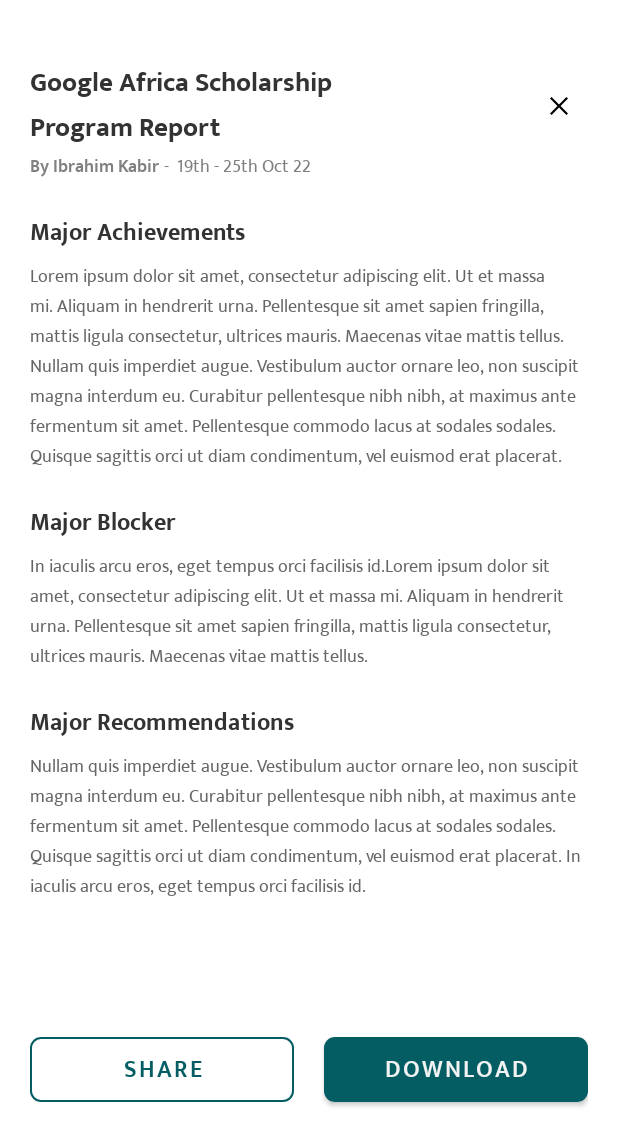
After one commit to marawanxmamdouh/alc-MMSystem-admin, an Android app: the ReportDetailsFragment screen opened through its navigation route, on a phone screen of 412 x 824 dp. The commit adds this screen. Shown: the top 1146 px of the screen. Run offline under Robolectric (Android 15) with nearby library versions, the phone set to English and light mode, and no system bars; our stand-ins replace data binding, navigation-ui.

Commit message:
implement Admin MM Report Details Screen #27

```diff
--- a/app/src/main/java/com/peculiaruc/alc_mmsystem_admin/ui/home/HomeFragment.kt
+++ b/app/src/main/java/com/peculiaruc/alc_mmsystem_admin/ui/home/HomeFragment.kt
@@ -3,6 +3,7 @@ package com.peculiaruc.alc_mmsystem_admin.ui.home
 import android.os.Bundle
 import android.view.View
 import androidx.fragment.app.viewModels
+import androidx.navigation.fragment.findNavController
 import com.peculiaruc.alc_mmsystem_admin.R
 import com.peculiaruc.alc_mmsystem_admin.databinding.FragmentHomeBinding
 import com.peculiaruc.alc_mmsystem_admin.ui.base.BaseFragment
@@ -21,6 +22,11 @@ class HomeFragment : BaseFragment<FragmentHomeBinding>() {
         binding.buttonTest.setOnClickListener {
             (requireActivity() as MainActivity).openDrawer()
         }
+
+        // for test report Details..
+        binding.buttonReportDetails.setOnClickListener {
+            findNavController().navigate(HomeFragmentDirections.actionHomeFragmentToReportDetailsFragment())
+        }
     }
 
 
--- /dev/null
+++ b/app/src/main/java/com/peculiaruc/alc_mmsystem_admin/ui/mentorManagerProfile/report/ReportDetailsFragment.kt
@@ -0,0 +1,40 @@
+package com.peculiaruc.alc_mmsystem_admin.ui.mentorManagerProfile.report
+
+import android.os.Bundle
+import android.view.View
+import android.widget.Toast
+import androidx.fragment.app.viewModels
+import androidx.navigation.fragment.findNavController
+import com.peculiaruc.alc_mmsystem_admin.R
+import com.peculiaruc.alc_mmsystem_admin.databinding.FragmentTaskDetailsBinding
+import com.peculiaruc.alc_mmsystem_admin.ui.base.BaseFragment
+import com.peculiaruc.alc_mmsystem_admin.utilities.event.EventObserve
+
+
+class ReportDetailsFragment : BaseFragment<FragmentTaskDetailsBinding>() {
+
+    override val layoutIdFragment: Int = R.layout.fragment_report_details
+    override val viewModel: ReportDetailsViewModel by viewModels()
+
+    override fun onViewCreated(view: View, savedInstanceState: Bundle?) {
+        super.onViewCreated(view, savedInstanceState)
+        setTitle(false)
+        setBottomNavigationVisibility(false)
+        observeEvent()
+    }
+
+    private fun observeEvent() {
+        viewModel.closeReportEvent.observe(viewLifecycleOwner, EventObserve {
+            findNavController().navigateUp()
+        })
+
+        viewModel.shareReportEvent.observe(viewLifecycleOwner, EventObserve {
+            Toast.makeText(requireContext(), "Share", Toast.LENGTH_LONG).show()
+        })
+
+        viewModel.downloadReportEvent.observe(viewLifecycleOwner, EventObserve {
+            Toast.makeText(requireContext(), "Download", Toast.LENGTH_LONG).show()
+        })
+    }
+
+}
--- /dev/null
+++ b/app/src/main/java/com/peculiaruc/alc_mmsystem_admin/ui/mentorManagerProfile/report/ReportDetailsViewModel.kt
@@ -0,0 +1,31 @@
+package com.peculiaruc.alc_mmsystem_admin.ui.mentorManagerProfile.report
+
+import androidx.lifecycle.LiveData
+import androidx.lifecycle.MutableLiveData
+import androidx.lifecycle.ViewModel
+import com.peculiaruc.alc_mmsystem_admin.utilities.event.Event
+
+class ReportDetailsViewModel : ViewModel() {
+
+    private val _closeReportEvent = MutableLiveData<Event<Boolean>>()
+    val closeReportEvent: LiveData<Event<Boolean>> = _closeReportEvent
+
+    private val _downloadReportEvent = MutableLiveData<Event<Boolean>>()
+    val downloadReportEvent: LiveData<Event<Boolean>> = _downloadReportEvent
+
+    private val _shareReportEvent = MutableLiveData<Event<Boolean>>()
+    val shareReportEvent: LiveData<Event<Boolean>> = _shareReportEvent
+
+    fun onClickClose() {
+        _closeReportEvent.postValue(Event(true))
+    }
+
+    fun onClickDownload() {
+        _downloadReportEvent.postValue(Event(true))
+    }
+
+    fun onClickShare() {
+        _shareReportEvent.postValue(Event(true))
+    }
+
+}
--- /dev/null
+++ b/app/src/main/res/drawable/close_icon.xml
@@ -0,0 +1,9 @@
+<vector xmlns:android="http://schemas.android.com/apk/res/android"
+    android:width="24dp"
+    android:height="24dp"
+    android:viewportWidth="24"
+    android:viewportHeight="24">
+  <path
+      android:pathData="M18,7.05L16.95,6L12,10.95L7.05,6L6,7.05L10.95,12L6,16.95L7.05,18L12,13.05L16.95,18L18,16.95L13.05,12L18,7.05Z"
+      android:fillColor="#000000"/>
+</vector>
--- a/app/src/main/res/layout/fragment_home.xml
+++ b/app/src/main/res/layout/fragment_home.xml
@@ -30,5 +30,13 @@
             android:text="Go to Mentor Manger for test only"
             app:layout_constraintTop_toBottomOf="@+id/text_home" />
 
+        <Button
+            android:id="@+id/button_report_details"
+            android:layout_width="match_parent"
+            android:layout_height="wrap_content"
+            android:layout_marginTop="10dp"
+            android:text="Test Report details"
+            app:layout_constraintTop_toBottomOf="@+id/button_test" />
+
     </androidx.constraintlayout.widget.ConstraintLayout>
 </layout>
--- /dev/null
+++ b/app/src/main/res/layout/fragment_report_details.xml
@@ -0,0 +1,194 @@
+<?xml version="1.0" encoding="utf-8"?>
+<layout xmlns:android="http://schemas.android.com/apk/res/android"
+    xmlns:app="http://schemas.android.com/apk/res-auto">
+
+    <data>
+
+        <variable
+            name="viewModel"
+            type="com.peculiaruc.alc_mmsystem_admin.ui.mentorManagerProfile.report.ReportDetailsViewModel" />
+
+    </data>
+
+    <androidx.constraintlayout.widget.ConstraintLayout
+        android:layout_width="match_parent"
+        android:layout_height="match_parent"
+        android:layout_marginHorizontal="20dp">
+
+        <TextView
+            android:id="@+id/text_report_title"
+            android:layout_width="0dp"
+            android:layout_height="wrap_content"
+            android:layout_marginTop="40dp"
+            android:layout_marginEnd="97dp"
+            android:fontFamily="@font/mukta_bold"
+            android:lines="2"
+            android:text="Google Africa Scholarship Program Report"
+            android:textColor="@color/mms_black_2"
+            android:textSize="18sp"
+            app:layout_constraintEnd_toStartOf="@+id/image_close_icon"
+            app:layout_constraintStart_toStartOf="parent"
+            app:layout_constraintTop_toTopOf="parent" />
+
+        <ImageView
+            android:id="@+id/image_close_icon"
+            android:layout_width="wrap_content"
+            android:layout_height="wrap_content"
+            android:layout_marginEnd="7dp"
+            android:background="@drawable/close_icon"
+            android:onClick="@{() -> viewModel.onClickClose()}"
+            app:layout_constraintBottom_toBottomOf="@+id/text_report_title"
+            app:layout_constraintEnd_toEndOf="parent"
+            app:layout_constraintTop_toTopOf="@id/text_report_title" />
+
+        <TextView
+            android:id="@+id/text_author"
+            android:layout_width="0dp"
+            android:layout_height="wrap_content"
+            android:fontFamily="@font/mukta_semibold"
+            android:gravity="start"
+            android:text="By Ibrahim Kabir"
+            android:textColor="@color/mms_black_5"
+            android:textSize="12sp"
+            app:layout_constraintStart_toStartOf="parent"
+            app:layout_constraintTop_toBottomOf="@+id/text_report_title" />
+
+
+        <TextView
+            android:id="@+id/text_date"
+            android:layout_width="0dp"
+            android:layout_height="wrap_content"
+            android:fontFamily="@font/mukta_regular"
+            android:gravity="start"
+            android:text=" -  19th - 25th Oct 22"
+            android:textColor="@color/mms_black_5"
+            android:textSize="12sp"
+            app:layout_constraintBaseline_toBaselineOf="@+id/text_author"
+            app:layout_constraintEnd_toEndOf="parent"
+            app:layout_constraintStart_toEndOf="@+id/text_author" />
+
+        <TextView
+            android:id="@+id/text_achievements"
+            android:layout_width="0dp"
+            android:layout_height="wrap_content"
+            android:layout_marginTop="20dp"
+            android:fontFamily="@font/mukta_bold"
+            android:gravity="start"
+            android:text="Major Achievements"
+            android:textColor="@color/mms_black_2"
+            android:textSize="16sp"
+            app:layout_constraintEnd_toEndOf="parent"
+            app:layout_constraintStart_toStartOf="parent"
+            app:layout_constraintTop_toBottomOf="@id/text_author" />
+
+        <TextView
+            android:id="@+id/text_achievements_details"
+            android:layout_width="0dp"
+            android:layout_height="wrap_content"
+            android:layout_marginTop="5dp"
+            android:fontFamily="@font/mukta_regular"
+            android:gravity="start"
+            android:text="@string/report_achievements_description"
+            android:textColor="@color/mms_black_4"
+            android:textSize="12sp"
+            app:layout_constraintEnd_toEndOf="parent"
+            app:layout_constraintStart_toStartOf="parent"
+            app:layout_constraintTop_toBottomOf="@+id/text_achievements" />
+
+
+        <TextView
+            android:id="@+id/text_major_blocker"
+            android:layout_width="0dp"
+            android:layout_height="wrap_content"
+            android:layout_marginTop="20dp"
+            android:fontFamily="@font/mukta_bold"
+            android:gravity="start"
+            android:text="Major Blocker"
+            android:textColor="@color/mms_black_2"
+            android:textSize="16sp"
+            app:layout_constraintEnd_toEndOf="parent"
+            app:layout_constraintStart_toStartOf="parent"
+            app:layout_constraintTop_toBottomOf="@id/text_achievements_details" />
+
+        <TextView
+            android:id="@+id/text_major_blocker_details"
+            android:layout_width="0dp"
+            android:layout_height="wrap_content"
+            android:layout_marginTop="5dp"
+            android:fontFamily="@font/mukta_regular"
+            android:gravity="start"
+            android:text="@string/report_major_blocker_description"
+            android:textColor="@color/mms_black_4"
+            android:textSize="12sp"
+            app:layout_constraintEnd_toEndOf="parent"
+            app:layout_constraintStart_toStartOf="parent"
+            app:layout_constraintTop_toBottomOf="@+id/text_major_blocker" />
+
+        <TextView
+            android:id="@+id/text_major_recommendations"
+            android:layout_width="0dp"
+            android:layout_height="wrap_content"
+            android:layout_marginTop="20dp"
+            android:fontFamily="@font/mukta_bold"
+            android:gravity="start"
+            android:text="Major Recommendations"
+            android:textColor="@color/mms_black_2"
+            android:textSize="16sp"
+            app:layout_constraintEnd_toEndOf="parent"
+            app:layout_constraintStart_toStartOf="parent"
+            app:layout_constraintTop_toBottomOf="@id/text_major_blocker_details" />
+
+        <TextView
+            android:id="@+id/text_major_recommendations_description"
+            android:layout_width="0dp"
+            android:layout_height="wrap_content"
+            android:layout_marginTop="5dp"
+            android:fontFamily="@font/mukta_regular"
+            android:gravity="start"
+            android:text="@string/major_recommendation"
+            android:textColor="@color/mms_black_4"
+            android:textSize="12sp"
+            app:layout_constraintEnd_toEndOf="parent"
+            app:layout_constraintStart_toStartOf="parent"
+            app:layout_constraintTop_toBottomOf="@+id/text_major_recommendations" />
+
+        <com.google.android.material.button.MaterialButton
+            android:id="@+id/button_share"
+            style="?attr/materialButtonOutlinedStyle"
+            android:layout_width="0dp"
+            android:layout_height="wrap_content"
+            android:layout_marginEnd="20dp"
+            android:fontFamily="@font/mukta_semibold"
+            android:onClick="@{() -> viewModel.onClickShare()}"
+            android:paddingVertical="8dp"
+            android:text="@string/button_share"
+            android:textColor="@color/mms_pry_2"
+            android:textSize="16sp"
+            app:cornerRadius="7dp"
+            app:layout_constraintBottom_toBottomOf="parent"
+            app:layout_constraintEnd_toStartOf="@id/button_download"
+            app:layout_constraintStart_toStartOf="parent"
+            app:layout_constraintTop_toBottomOf="@+id/text_major_recommendations_description"
+            app:strokeColor="@color/mms_pry_2" />
+
+
+        <com.google.android.material.button.MaterialButton
+            android:id="@+id/button_download"
+            style="?attr/materialIconButtonFilledStyle"
+            android:layout_width="0dp"
+            android:layout_height="wrap_content"
+            android:fontFamily="@font/mukta_semibold"
+            android:onClick="@{() -> viewModel.onClickDownload()}"
+            android:paddingVertical="8dp"
+            android:text="@string/button_download"
+            android:textColor="@color/mms_black_10"
+            android:textSize="16sp"
+            app:cornerRadius="7dp"
+            app:layout_constraintBottom_toBottomOf="parent"
+            app:layout_constraintEnd_toEndOf="parent"
+            app:layout_constraintStart_toEndOf="@+id/button_share"
+            app:layout_constraintTop_toBottomOf="@+id/text_major_recommendations_description" />
+
+
+    </androidx.constraintlayout.widget.ConstraintLayout>
+</layout>
--- a/app/src/main/res/navigation/app_navigation.xml
+++ b/app/src/main/res/navigation/app_navigation.xml
@@ -8,7 +8,11 @@
     <fragment
         android:id="@+id/homeFragment"
         android:name="com.peculiaruc.alc_mmsystem_admin.ui.home.HomeFragment"
-        tools:layout="@layout/fragment_home" />
+        tools:layout="@layout/fragment_home">
+        <action
+            android:id="@+id/action_homeFragment_to_reportDetailsFragment"
+            app:destination="@id/reportDetailsFragment" />
+    </fragment>
 
     <fragment
         android:id="@+id/searchFragment"
@@ -67,10 +71,15 @@
     <fragment
         android:id="@+id/mentorMangerFragment"
         android:name="com.peculiaruc.alc_mmsystem_admin.ui.mentorManger.MentorMangerFragment"
-        tools:layout="@layout/fragment_mentor_manger" >
+        tools:layout="@layout/fragment_mentor_manger">
         <action
             android:id="@+id/action_mentorMangerFragment_to_mentorManagerProfileFragment"
             app:destination="@id/mentorManagerProfileFragment" />
     </fragment>
 
+    <fragment
+        android:id="@+id/reportDetailsFragment"
+        android:name="com.peculiaruc.alc_mmsystem_admin.ui.mentorManagerProfile.report.ReportDetailsFragment"
+        tools:layout="@layout/fragment_report_details" />
+
 </navigation>
--- a/app/src/main/res/values/strings.xml
+++ b/app/src/main/res/values/strings.xml
@@ -77,4 +77,11 @@
     <string name="task_title">Task</string>
     <string name="assign_task_button">Assign to task</string>
     <string name="view_button">View</string>
+
+    <!-- *************** Report ************    -->
+    <string name="report_achievements_description">Lorem ipsum dolor sit amet, consectetur adipiscing elit. Ut et massa mi. Aliquam in hendrerit urna. Pellentesque sit amet sapien fringilla, mattis ligula consectetur, ultrices mauris. Maecenas vitae mattis tellus. Nullam quis imperdiet augue. Vestibulum auctor ornare leo, non suscipit magna interdum eu. Curabitur pellentesque nibh nibh, at maximus ante fermentum sit amet. Pellentesque commodo lacus at sodales sodales. Quisque sagittis orci ut diam condimentum, vel euismod erat placerat. </string>
+    <string name="report_major_blocker_description">In iaculis arcu eros, eget tempus orci facilisis id.Lorem ipsum dolor sit amet, consectetur adipiscing elit. Ut et massa mi. Aliquam in hendrerit urna. Pellentesque sit amet sapien fringilla, mattis ligula consectetur, ultrices mauris. Maecenas vitae mattis tellus. </string>
+    <string name="major_recommendation">Nullam quis imperdiet augue. Vestibulum auctor ornare leo, non suscipit magna interdum eu. Curabitur pellentesque nibh nibh, at maximus ante fermentum sit amet. Pellentesque commodo lacus at sodales sodales. Quisque sagittis orci ut diam condimentum, vel euismod erat placerat. In iaculis arcu eros, eget tempus orci facilisis id.</string>
+    <string name="button_share">Share</string>
+
 </resources>
```
